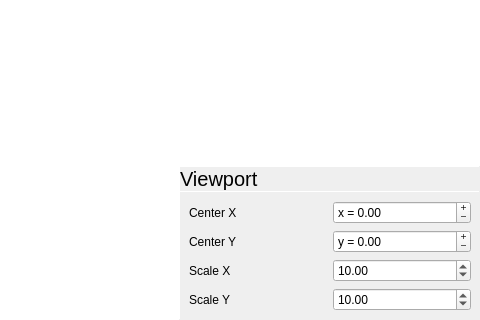
Before: the Qt Designer form parts/graph/graphwidget.ui in theCheeseboard/thecalculator, drawn with Qt 5; both pictures show x 222 to 702 and y 160 to 480 of the 702 by 480 pixel window.
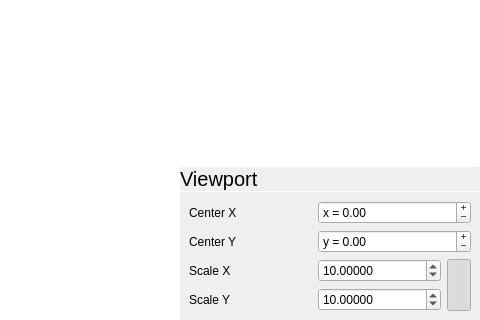
After: the same form once the commit is applied. Icons and pictures are not drawn. Custom widgets are drawn as their Qt base class.

The edit to the form file:
```diff
--- a/parts/graph/graphwidget.ui
+++ b/parts/graph/graphwidget.ui
@@ -217,52 +217,6 @@
           </property>
          </widget>
         </item>
-        <item row="1" column="1">
-         <widget class="QDoubleSpinBox" name="centerYBox">
-          <property name="buttonSymbols">
-           <enum>QAbstractSpinBox::PlusMinus</enum>
-          </property>
-          <property name="prefix">
-           <string>y = </string>
-          </property>
-          <property name="minimum">
-           <double>-999999999999.000000000000000</double>
-          </property>
-          <property name="maximum">
-           <double>999999999999.000000000000000</double>
-          </property>
-         </widget>
-        </item>
-        <item row="0" column="1">
-         <widget class="QDoubleSpinBox" name="centerXBox">
-          <property name="buttonSymbols">
-           <enum>QAbstractSpinBox::PlusMinus</enum>
-          </property>
-          <property name="prefix">
-           <string>x = </string>
-          </property>
-          <property name="minimum">
-           <double>-999999999999.000000000000000</double>
-          </property>
-          <property name="maximum">
-           <double>999999999999.000000000000000</double>
-          </property>
-         </widget>
-        </item>
-        <item row="1" column="0">
-         <widget class="QLabel" name="label_4">
-          <property name="text">
-           <string>Center Y</string>
-          </property>
-         </widget>
-        </item>
-        <item row="2" column="0">
-         <widget class="QLabel" name="label_5">
-          <property name="text">
-           <string>Scale X</string>
-          </property>
-         </widget>
-        </item>
         <item row="3" column="0">
          <widget class="QLabel" name="label_6">
           <property name="text">
@@ -272,6 +226,9 @@
         </item>
         <item row="2" column="1">
          <widget class="QDoubleSpinBox" name="scaleXBox">
+          <property name="decimals">
+           <number>5</number>
+          </property>
           <property name="minimum">
            <double>0.010000000000000</double>
           </property>
@@ -285,6 +242,9 @@
         </item>
         <item row="3" column="1">
          <widget class="QDoubleSpinBox" name="scaleYBox">
+          <property name="decimals">
+           <number>5</number>
+          </property>
           <property name="minimum">
            <double>0.010000000000000</double>
           </property>
@@ -296,6 +256,74 @@
           </property>
          </widget>
         </item>
+        <item row="1" column="0">
+         <widget class="QLabel" name="label_4">
+          <property name="text">
+           <string>Center Y</string>
+          </property>
+         </widget>
+        </item>
+        <item row="2" column="0">
+         <widget class="QLabel" name="label_5">
+          <property name="text">
+           <string>Scale X</string>
+          </property>
+         </widget>
+        </item>
+        <item row="2" column="2" rowspan="2">
+         <widget class="QToolButton" name="linkCheck">
+          <property name="sizePolicy">
+           <sizepolicy hsizetype="Fixed" vsizetype="Preferred">
+            <horstretch>0</horstretch>
+            <verstretch>0</verstretch>
+           </sizepolicy>
+          </property>
+          <property name="text">
+           <string notr="true"/>
+          </property>
+          <property name="icon">
+           <iconset theme="insert-link"/>
+          </property>
+          <property name="checkable">
+           <bool>true</bool>
+          </property>
+          <property name="checked">
+           <bool>true</bool>
+          </property>
+         </widget>
+        </item>
+        <item row="1" column="1" colspan="2">
+         <widget class="QDoubleSpinBox" name="centerYBox">
+          <property name="buttonSymbols">
+           <enum>QAbstractSpinBox::PlusMinus</enum>
+          </property>
+          <property name="prefix">
+           <string>y = </string>
+          </property>
+          <property name="minimum">
+           <double>-999999999999.000000000000000</double>
+          </property>
+          <property name="maximum">
+           <double>999999999999.000000000000000</double>
+          </property>
+         </widget>
+        </item>
+        <item row="0" column="1" colspan="2">
+         <widget class="QDoubleSpinBox" name="centerXBox">
+          <property name="buttonSymbols">
+           <enum>QAbstractSpinBox::PlusMinus</enum>
+          </property>
+          <property name="prefix">
+           <string>x = </string>
+          </property>
+          <property name="minimum">
+           <double>-999999999999.000000000000000</double>
+          </property>
+          <property name="maximum">
+           <double>999999999999.000000000000000</double>
+          </property>
+         </widget>
+        </item>
        </layout>
       </item>
      </layout>
```
Left out of the diff: 6 changed lines with no effect on the pictures.
